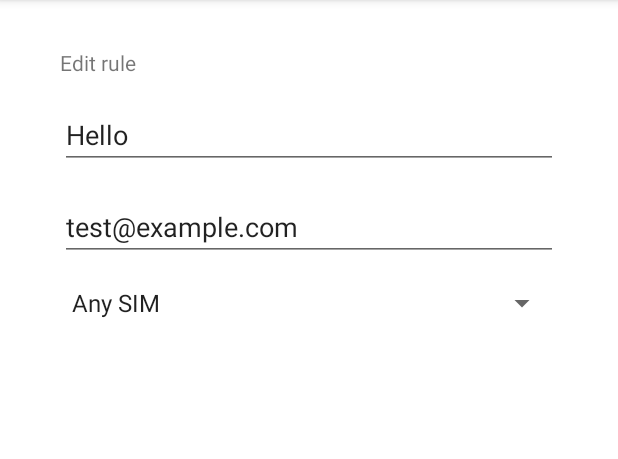
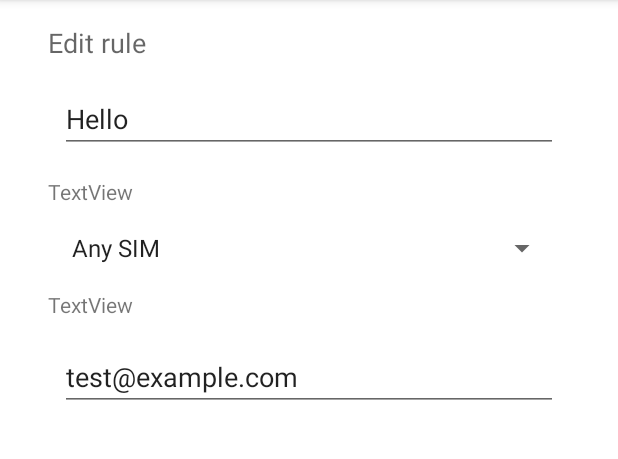
Before and after one commit to petrows/sms2email, an Android app: the screen it shows after launch (MainActivity), after a tap on "Hello", on a phone screen of 412 x 824 dp, the part 84-543 px from its top. Run offline under Robolectric (Android 15) with nearby library versions, the phone set to English and light mode, and no system bars; our stand-ins replace Room's generated code; 1 statement that could not run was skipped.

Commit message:
UI improvements

```diff
--- a/app/src/main/res/layout/fragment_rule_edit.xml
+++ b/app/src/main/res/layout/fragment_rule_edit.xml
@@ -4,7 +4,7 @@
     xmlns:tools="http://schemas.android.com/tools"
     android:id="@+id/container"
     android:layout_width="match_parent"
-    android:layout_height="match_parent"
+    android:layout_height="wrap_content"
     android:paddingLeft="@dimen/fragment_horizontal_margin"
     android:paddingTop="@dimen/fragment_vertical_margin"
     android:paddingRight="@dimen/fragment_horizontal_margin"
@@ -15,10 +15,9 @@
         android:id="@+id/editor_title"
         android:layout_width="wrap_content"
         android:layout_height="wrap_content"
-        android:layout_marginStart="24dp"
-        android:layout_marginLeft="24dp"
-        android:layout_marginTop="16dp"
+        android:layout_marginStart="16dp"
         android:text="@string/editor_new"
+        android:textAppearance="@style/TextAppearance.AppCompat.Medium"
         app:layout_constraintStart_toStartOf="parent"
         app:layout_constraintTop_toTopOf="parent" />
 
@@ -47,20 +46,39 @@
         android:inputType="textEmailAddress"
         android:selectAllOnFocus="true"
         app:layout_constraintEnd_toEndOf="parent"
+        app:layout_constraintHorizontal_bias="1.0"
         app:layout_constraintStart_toStartOf="parent"
-        app:layout_constraintTop_toBottomOf="@+id/edit_title" />
+        app:layout_constraintTop_toBottomOf="@+id/textView2" />
 
     <Spinner
         android:id="@+id/edit_sim"
         android:layout_width="match_parent"
         android:layout_height="wrap_content"
         android:layout_marginStart="24dp"
-        android:layout_marginLeft="24dp"
         android:layout_marginTop="16dp"
         android:layout_marginEnd="24dp"
-        android:layout_marginRight="24dp"
         app:layout_constraintEnd_toEndOf="parent"
         app:layout_constraintStart_toStartOf="parent"
-        app:layout_constraintTop_toBottomOf="@+id/edit_to_email" />
+        app:layout_constraintTop_toBottomOf="@+id/textView" />
+
+    <TextView
+        android:id="@+id/textView"
+        android:layout_width="wrap_content"
+        android:layout_height="wrap_content"
+        android:layout_marginStart="16dp"
+        android:layout_marginTop="16dp"
+        android:text="TextView"
+        app:layout_constraintStart_toStartOf="parent"
+        app:layout_constraintTop_toBottomOf="@+id/edit_title" />
+
+    <TextView
+        android:id="@+id/textView2"
+        android:layout_width="wrap_content"
+        android:layout_height="wrap_content"
+        android:layout_marginStart="16dp"
+        android:layout_marginTop="16dp"
+        android:text="TextView"
+        app:layout_constraintStart_toStartOf="parent"
+        app:layout_constraintTop_toBottomOf="@+id/edit_sim" />
 
 </androidx.constraintlayout.widget.ConstraintLayout>
```
Also changed, not shown: 1 other file.
